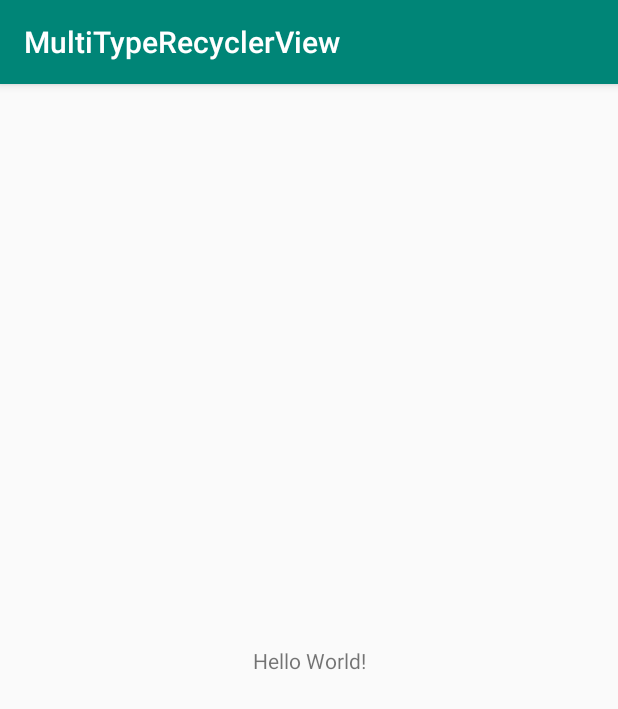
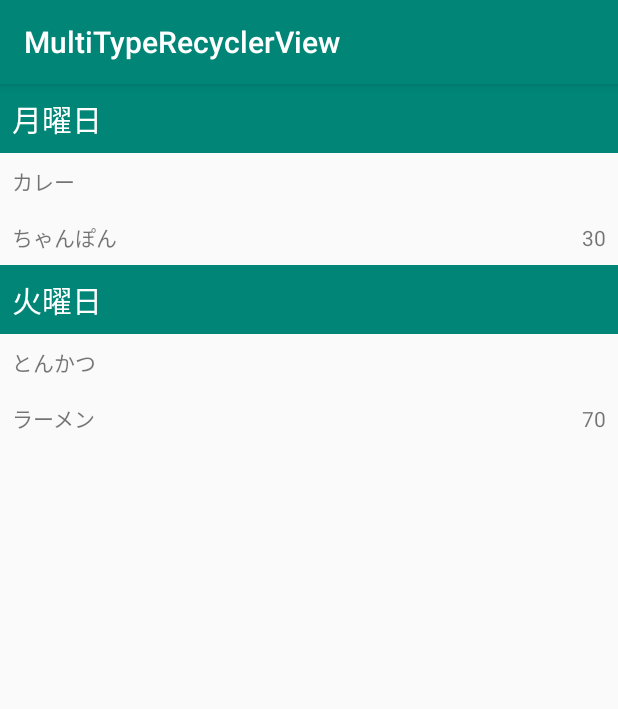
Before and after one commit to kagehito-rgb/RecyclerView, an Android app: the screen it shows after launch (MainActivity), on a phone screen of 412 x 824 dp. Shown: the top 709 px of the screen. Run offline under Robolectric (Android 15) with nearby library versions, the phone set to English and light mode, and no system bars; our stand-ins replace data binding.

Commit message:
セクション付きRecyclerViewを作成

```diff
--- a/app/build.gradle
+++ b/app/build.gradle
@@ -20,6 +20,9 @@ android {
             proguardFiles getDefaultProguardFile('proguard-android-optimize.txt'), 'proguard-rules.pro'
         }
     }
+    dataBinding {
+        enabled = true
+    }
 }
 
 dependencies {
@@ -27,6 +30,7 @@ dependencies {
     implementation"org.jetbrains.kotlin:kotlin-stdlib-jdk7:$kotlin_version"
     implementation 'com.android.support:appcompat-v7:28.0.0'
     implementation 'com.android.support.constraint:constraint-layout:1.1.3'
+    implementation 'com.android.support:recyclerview-v7:28.0.0'
     testImplementation 'junit:junit:4.12'
     androidTestImplementation 'com.android.support.test:runner:1.0.2'
     androidTestImplementation 'com.android.support.test.espresso:espresso-core:3.0.2'
--- a/app/src/main/java/com/example/multityperecyclerview/MainActivity.kt
+++ b/app/src/main/java/com/example/multityperecyclerview/MainActivity.kt
@@ -2,11 +2,15 @@ package com.example.multityperecyclerview
 
 import android.support.v7.app.AppCompatActivity
 import android.os.Bundle
+import com.example.multityperecyclerview.multiRecyclerView.MultiRecyclerViewFragment
 
 class MainActivity : AppCompatActivity() {
 
     override fun onCreate(savedInstanceState: Bundle?) {
         super.onCreate(savedInstanceState)
         setContentView(R.layout.activity_main)
+        val transaction = supportFragmentManager.beginTransaction()
+        transaction.replace(R.id.maincontainer, MultiRecyclerViewFragment())
+        transaction.commit()
     }
 }
--- /dev/null
+++ b/app/src/main/java/com/example/multityperecyclerview/multiRecyclerView/MultiRecyclerViewAdapter.kt
@@ -0,0 +1,91 @@
+package com.example.multityperecyclerview.multiRecyclerView
+
+import android.content.Context
+import android.support.v7.widget.RecyclerView
+import android.view.LayoutInflater
+import android.view.ViewGroup
+import com.example.multityperecyclerview.R
+import com.example.multityperecyclerview.databinding.ItemBorderBinding
+import com.example.multityperecyclerview.databinding.ItemDetailBinding
+import com.example.multityperecyclerview.databinding.ItemHeaderBinding
+import com.example.multityperecyclerview.databinding.ItemSummaryBinding
+import java.lang.IllegalArgumentException
+
+class MultiRecyclerViewAdapter(private val context: Context): RecyclerView.Adapter<RecyclerView.ViewHolder>() {
+    var items: MutableList<ListItem> = mutableListOf()
+
+    override fun onCreateViewHolder(p0: ViewGroup, viewType: Int): RecyclerView.ViewHolder {
+        val inflater = LayoutInflater.from(context)
+        return when(viewType) {
+            HEADER -> HeaderViewHolder(ItemHeaderBinding.inflate(inflater, p0, false))
+            DETAIL -> DetailVieHolder(ItemDetailBinding.inflate(inflater, p0, false))
+            SUMMARY -> SummaryViewHolder(ItemSummaryBinding.inflate(inflater, p0, false))
+            BORDER -> BorderViewHolder(ItemBorderBinding.inflate(inflater, p0, false))
+            else -> throw IllegalArgumentException("Unknown ViewType")
+        }
+    }
+
+    override fun onBindViewHolder(holder: RecyclerView.ViewHolder, position: Int) {
+        val item = items[position]
+        when(item) {
+            is ListItem.HeaderItem-> (holder as HeaderViewHolder).bind(item)
+            is ListItem.DetailItem -> (holder as DetailVieHolder).bind(item)
+            is ListItem.SummaryItem -> (holder as SummaryViewHolder).bind(item)
+            is ListItem.BorderItem -> (holder as BorderViewHolder)
+        }
+    }
+
+    override fun getItemCount(): Int = items.size
+
+    override fun getItemViewType(position: Int): Int {
+        return when(items[position]) {
+            is ListItem.HeaderItem -> HEADER
+            is ListItem.DetailItem -> DETAIL
+            is ListItem.SummaryItem -> SUMMARY
+            is ListItem.BorderItem -> BORDER
+        }
+    }
+
+    fun addItem(item: ListItem) {
+        val addIndex = items.size
+        items.add(item)
+        notifyItemInserted(addIndex)
+    }
+
+    companion object {
+        private const val HEADER = R.id.header_item
+        private const val DETAIL = R.id.detail_item
+        private const val SUMMARY = R.id.summary_item
+        private const val BORDER = R.id.border_item
+    }
+
+    sealed class ListItem {
+        class HeaderItem(val label: String) : ListItem()
+        class DetailItem(val value: String): ListItem()
+        class SummaryItem(val value: String, val count: Int): ListItem()
+        object BorderItem: ListItem()
+    }
+
+    data class HeaderViewHolder(val binding: ItemHeaderBinding): RecyclerView.ViewHolder(binding.root) {
+        fun bind(item: ListItem.HeaderItem) {
+            binding.apply {
+                this.item = item
+            }
+        }
+    }
+    data class DetailVieHolder(val binding: ItemDetailBinding): RecyclerView.ViewHolder(binding.root) {
+        fun bind(item: ListItem.DetailItem) {
+            binding.apply {
+                this.item = item
+            }
+        }
+    }
+    data class SummaryViewHolder(val binding: ItemSummaryBinding): RecyclerView.ViewHolder(binding.root) {
+        fun bind(item: ListItem.SummaryItem) {
+            binding.apply {
+                this.item = item
+            }
+        }
+    }
+    data class BorderViewHolder(val binding: ItemBorderBinding): RecyclerView.ViewHolder(binding.root)
+}
--- /dev/null
+++ b/app/src/main/java/com/example/multityperecyclerview/multiRecyclerView/MultiRecyclerViewFragment.kt
@@ -0,0 +1,45 @@
+package com.example.multityperecyclerview.multiRecyclerView
+
+import android.os.Bundle
+import android.support.v4.app.Fragment
+import android.support.v7.widget.LinearLayoutManager
+import android.view.LayoutInflater
+import android.view.View
+import android.view.ViewGroup
+import com.example.multityperecyclerview.databinding.FragmentMultiRecyclerBinding
+
+class MultiRecyclerViewFragment : Fragment() {
+
+    override fun onCreateView(inflater: LayoutInflater, container: ViewGroup?, savedInstanceState: Bundle?): View? {
+        val binding = FragmentMultiRecyclerBinding.inflate(inflater)
+        val recyclerViewAdapter = MultiRecyclerViewAdapter(requireContext())
+        recyclerViewAdapter.run {
+            addItem(MultiRecyclerViewAdapter.ListItem.HeaderItem(
+                "月曜日"
+            ))
+            addItem(MultiRecyclerViewAdapter.ListItem.DetailItem(
+                "カレー"
+            ))
+            addItem(MultiRecyclerViewAdapter.ListItem.SummaryItem(
+                "ちゃんぽん",
+                30
+            ))
+            addItem(MultiRecyclerViewAdapter.ListItem.HeaderItem(
+                "火曜日"
+            ))
+            addItem(MultiRecyclerViewAdapter.ListItem.DetailItem(
+                "とんかつ"
+            ))
+            addItem(MultiRecyclerViewAdapter.ListItem.SummaryItem(
+                "ラーメン",
+                70
+            ))
+        }
+        binding.multiRecycler.run {
+            adapter = recyclerViewAdapter
+            hasFixedSize()
+            layoutManager = LinearLayoutManager(requireContext())
+        }
+        return binding.root
+    }
+}
--- a/app/src/main/res/drawable-v24/ic_launcher_foreground.xml
+++ b/app/src/main/res/drawable-v24/ic_launcher_foreground.xml
@@ -18,10 +18,10 @@
                     android:type="linear">
                 <item
                         android:color="#44000000"
-                    android:offset="0.0" />
+                        android:offset="0.0"/>
                 <item
                         android:color="#00000000"
-                    android:offset="1.0" />
+                        android:offset="1.0"/>
             </gradient>
         </aapt:attr>
     </path>
@@ -30,5 +30,5 @@
             android:fillType="nonZero"
             android:pathData="M66.94,46.02L66.94,46.02C72.44,50.07 76,56.61 76,64L32,64C32,56.61 35.56,50.11 40.98,46.06L36.18,41.19C35.45,40.45 35.45,39.3 36.18,38.56C36.91,37.81 38.05,37.81 38.78,38.56L44.25,44.05C47.18,42.57 50.48,41.71 54,41.71C57.48,41.71 60.78,42.57 63.68,44.05L69.11,38.56C69.84,37.81 70.98,37.81 71.71,38.56C72.44,39.3 72.44,40.45 71.71,41.19L66.94,46.02ZM62.94,56.92C64.08,56.92 65,56.01 65,54.88C65,53.76 64.08,52.85 62.94,52.85C61.8,52.85 60.88,53.76 60.88,54.88C60.88,56.01 61.8,56.92 62.94,56.92ZM45.06,56.92C46.2,56.92 47.13,56.01 47.13,54.88C47.13,53.76 46.2,52.85 45.06,52.85C43.92,52.85 43,53.76 43,54.88C43,56.01 43.92,56.92 45.06,56.92Z"
             android:strokeColor="#00000000"
-        android:strokeWidth="1" />
+            android:strokeWidth="1"/>
 </vector>
--- a/app/src/main/res/drawable/ic_launcher_background.xml
+++ b/app/src/main/res/drawable/ic_launcher_background.xml
@@ -1,10 +1,10 @@
 <?xml version="1.0" encoding="utf-8"?>
 <vector
-    android:height="108dp"
-    android:width="108dp"
-    android:viewportHeight="108"
-    android:viewportWidth="108"
-    xmlns:android="http://schemas.android.com/apk/res/android">
+        xmlns:android="http://schemas.android.com/apk/res/android"
+        android:height="108dp"
+        android:width="108dp"
+        android:viewportHeight="108"
+        android:viewportWidth="108">
     <path android:fillColor="#008577"
           android:pathData="M0,0h108v108h-108z"/>
     <path android:fillColor="#00000000" android:pathData="M9,0L9,108"
--- a/app/src/main/res/layout/activity_main.xml
+++ b/app/src/main/res/layout/activity_main.xml
@@ -1,19 +1,31 @@
 <?xml version="1.0" encoding="utf-8"?>
+<layout xmlns:android="http://schemas.android.com/apk/res/android"
+        xmlns:app="http://schemas.android.com/apk/res-auto"
+        xmlns:tools="http://schemas.android.com/tools">
+
+    <data>
+        <variable
+                name="activity"
+                type="com.example.multityperecyclerview.MainActivity"/>
+    </data>
+
     <android.support.constraint.ConstraintLayout
-    xmlns:android="http://schemas.android.com/apk/res/android"
-    xmlns:tools="http://schemas.android.com/tools"
-    xmlns:app="http://schemas.android.com/apk/res-auto"
             android:layout_width="match_parent"
             android:layout_height="match_parent"
             tools:context=".MainActivity">
 
-    <TextView
-        android:layout_width="wrap_content"
-        android:layout_height="wrap_content"
-        android:text="Hello World!"
+
+        <LinearLayout
+                android:id="@+id/maincontainer"
+                android:layout_width="0dp"
+                android:layout_height="0dp"
+                android:orientation="vertical"
                 app:layout_constraintBottom_toBottomOf="parent"
-        app:layout_constraintLeft_toLeftOf="parent"
-        app:layout_constraintRight_toRightOf="parent"
-        app:layout_constraintTop_toTopOf="parent" />
+                app:layout_constraintEnd_toEndOf="parent"
+                app:layout_constraintStart_toStartOf="parent"
+                app:layout_constraintTop_toTopOf="parent">
+
+        </LinearLayout>
 
     </android.support.constraint.ConstraintLayout>
+</layout>
--- /dev/null
+++ b/app/src/main/res/layout/fragment_multi_recycler.xml
@@ -0,0 +1,9 @@
+<?xml version="1.0" encoding="utf-8"?>
+<layout xmlns:android="http://schemas.android.com/apk/res/android" >
+
+        <android.support.v7.widget.RecyclerView
+                android:id="@+id/multi_recycler"
+                android:layout_width="0dp"
+                android:layout_height="0dp">
+        </android.support.v7.widget.RecyclerView>
+</layout>
--- /dev/null
+++ b/app/src/main/res/layout/item_border.xml
@@ -0,0 +1,13 @@
+<?xml version="1.0" encoding="utf-8"?>
+<layout xmlns:android="http://schemas.android.com/apk/res/android">
+    <data>
+        <variable name="item"
+                  type="com.example.multityperecyclerview.multiRecyclerView.MultiRecyclerViewAdapter.ListItem.BorderItem"/>
+    </data>
+    <View
+            android:layout_width="match_parent"
+            android:layout_height="2dp"
+            android:layout_margin="3dp"
+            android:background="@color/colorAccent"
+    />
+</layout>
--- /dev/null
+++ b/app/src/main/res/layout/item_detail.xml
@@ -0,0 +1,14 @@
+<?xml version="1.0" encoding="utf-8"?>
+<layout xmlns:android="http://schemas.android.com/apk/res/android" xmlns:tools="http://schemas.android.com/tools">
+    <data>
+        <variable name="item"
+                  type="com.example.multityperecyclerview.multiRecyclerView.MultiRecyclerViewAdapter.ListItem.DetailItem"/>
+    </data>
+    <TextView
+            android:layout_width="match_parent"
+            android:layout_height="wrap_content"
+            android:text="@{item.value}"
+            android:padding="8dp"
+            tools:text="LIST ITEM"
+    />
+</layout>
--- /dev/null
+++ b/app/src/main/res/layout/item_header.xml
@@ -0,0 +1,17 @@
+<?xml version="1.0" encoding="utf-8"?>
+<layout xmlns:android="http://schemas.android.com/apk/res/android" xmlns:tools="http://schemas.android.com/tools">
+    <data>
+        <variable name="item"
+                  type="com.example.multityperecyclerview.multiRecyclerView.MultiRecyclerViewAdapter.ListItem.HeaderItem"/>
+    </data>
+    <TextView
+            android:layout_width="match_parent"
+            android:layout_height="wrap_content"
+            android:text="@{item.label}"
+            android:padding="8dp"
+            android:background="@color/colorPrimary"
+            android:textColor="#fff"
+            android:textSize="20sp"
+            tools:text="HEADER"
+    />
+</layout>
--- /dev/null
+++ b/app/src/main/res/layout/item_summary.xml
@@ -0,0 +1,25 @@
+<?xml version="1.0" encoding="utf-8"?>
+<layout xmlns:android="http://schemas.android.com/apk/res/android" xmlns:tools="http://schemas.android.com/tools">
+    <data>
+        <variable name="item"
+                  type="com.example.multityperecyclerview.multiRecyclerView.MultiRecyclerViewAdapter.ListItem.SummaryItem"/>
+    </data>
+    <LinearLayout android:layout_width="match_parent" android:layout_height="wrap_content">
+        <TextView
+                android:layout_width="0dp"
+                android:layout_weight="1"
+                android:layout_height="wrap_content"
+                android:text="@{item.value}"
+                android:padding="8dp"
+                tools:text="Summary value"
+        />
+        <TextView
+                android:layout_width="wrap_content"
+                android:layout_height="wrap_content"
+                android:text="@{String.valueOf(item.count)}"
+                android:padding="8dp"
+                tools:text="Summary count"
+        />
+
+    </LinearLayout>
+</layout>
--- /dev/null
+++ b/app/src/main/res/values/ids.xml
@@ -0,0 +1,7 @@
+<?xml version="1.0" encoding="utf-8"?>
+<resources>
+    <item name="header_item" type="id" />
+    <item name="detail_item" type="id" />
+    <item name="summary_item" type="id" />
+    <item name="border_item" type="id" />
+</resources>
--- a/gradle.properties
+++ b/gradle.properties
@@ -1,21 +1,15 @@
 # Project-wide Gradle settings.
-
 # IDE (e.g. Android Studio) users:
 # Gradle settings configured through the IDE *will override*
 # any settings specified in this file.
-
 # For more details on how to configure your build environment visit
 # http://www.gradle.org/docs/current/userguide/build_environment.html
-
 # Specifies the JVM arguments used for the daemon process.
 # The setting is particularly useful for tweaking memory settings.
 org.gradle.jvmargs=-Xmx1536m
-
 # When configured, Gradle will run in incubating parallel mode.
 # This option should only be used with decoupled projects. More details, visit
 # http://www.gradle.org/docs/current/userguide/multi_project_builds.html#sec:decoupled_projects
 # org.gradle.parallel=true
-
-
 # Kotlin code style for this project: "official" or "obsolete":
 kotlin.code.style=official
```
Also changed, not shown: app/src/main/AndroidManifest.xml (+10 -10 lines), 1 other file. Lines whose indentation alone changed are shown as unchanged.
